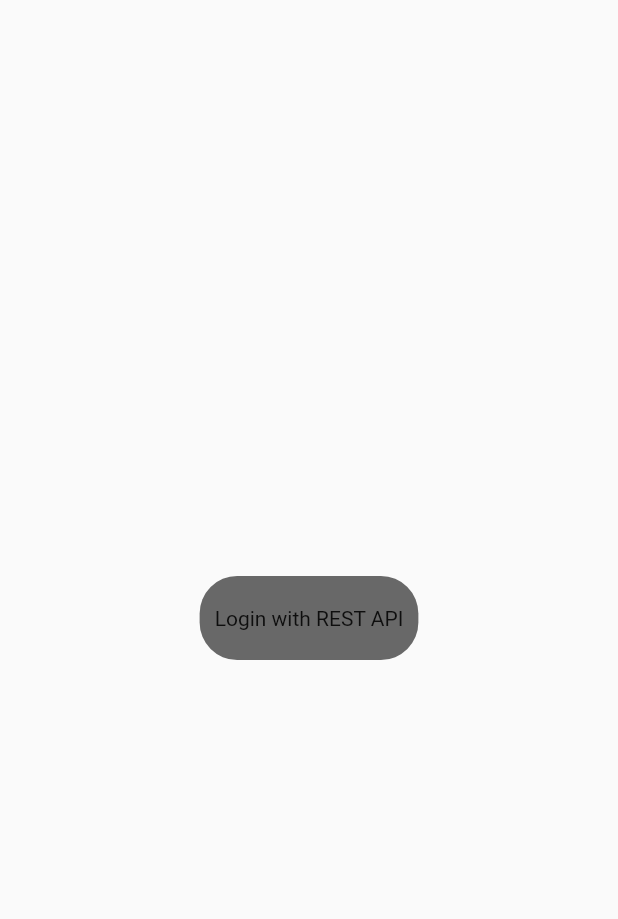
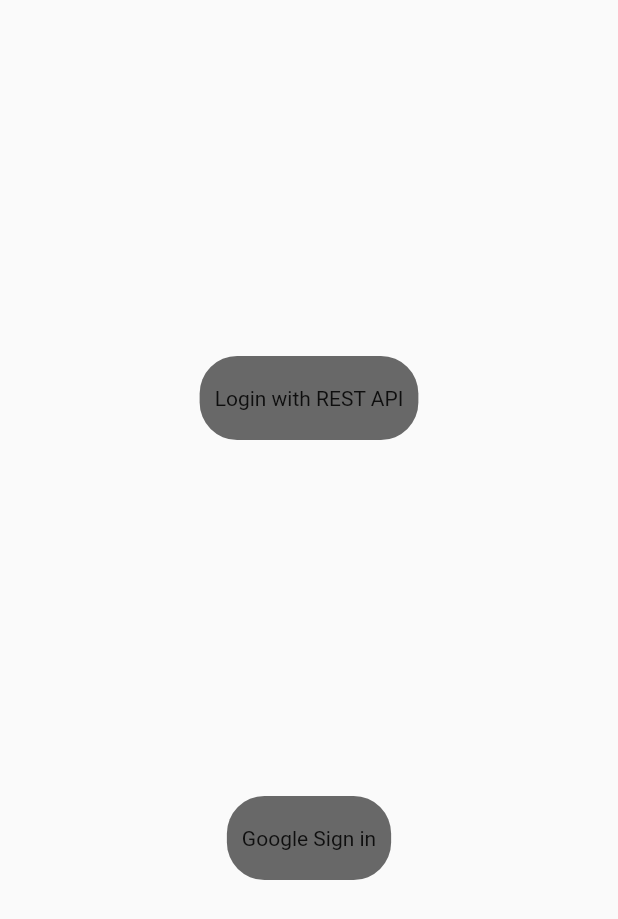
Before and after one commit to skaushal91299/learning, a Flutter app: the screen it shows after launch, on a phone screen of 412 x 824 dp. Shown: the top 919 px of the screen. Run offline on Flutter 3.47's test engine with Material 2 defaults, Android fonts, the phone set to English and light mode, and no system bars; our stand-ins replace firebase_auth, firebase_core, get, google_fonts, google_sign_in; missing offline and left inert: flutter_facebook_auth; accounts and stored records are empty.

Commit message:
Warning Fixes

```diff
--- /dev/null
+++ b/lib/initail_screen.dart
@@ -0,0 +1,58 @@
+import 'package:flutter/material.dart';
+import 'package:get/get.dart';
+
+import 'views/google_signIn/google_signin.dart';
+import 'views/rest_api_login/login_view.dart';
+
+class HomePage extends StatelessWidget {
+  const HomePage({Key? key}) : super(key: key);
+
+  @override
+  Widget build(BuildContext context) {
+    return Material(
+      child: Scaffold(
+        body: SafeArea(
+          child: Center(
+            child: Column(
+              mainAxisAlignment: MainAxisAlignment.spaceEvenly,
+              children: [
+                buttons(
+                  () {
+                    Get.to(() => const LoginView());
+                  },
+                  'Login with REST API',
+                ),
+                buttons(
+                  () {
+                    Get.to(() => const GoogleAuthPage());
+                  },
+                  'Google Sign in',
+                ),
+              ],
+            ),
+          ),
+        ),
+      ),
+    );
+  }
+}
+
+GestureDetector buttons(
+  pageRoute,
+  text,
+) {
+  return GestureDetector(
+    onTap: pageRoute,
+    child: Container(
+      decoration: BoxDecoration(
+        color: const Color.fromARGB(255, 104, 104, 104),
+        borderRadius: BorderRadius.circular(25),
+      ),
+      padding: const EdgeInsets.symmetric(
+        horizontal: 10,
+        vertical: 20,
+      ),
+      child: Text(text),
+    ),
+  );
+}
--- a/lib/main.dart
+++ b/lib/main.dart
@@ -1,9 +1,13 @@
+import 'package:firebase_auth/firebase_auth.dart';
+import 'package:firebase_core/firebase_core.dart';
 import 'package:flutter/material.dart';
 import 'package:get/get.dart';
-import 'package:learning/views/ecom_ui/ecom_ui.dart';
-import 'package:learning/views/rest_api_login/login_view.dart';
+import 'package:learning/views/google_signIn/google_home.dart';
+import 'initail_screen.dart';
 
-void main() {
+void main() async {
+  WidgetsFlutterBinding.ensureInitialized();
+  await Firebase.initializeApp();
   runApp(const MyApp());
 }
 
@@ -13,44 +17,10 @@ class MyApp extends StatelessWidget {
   // This widget is the root of your application.
   @override
   Widget build(BuildContext context) {
+    User? result = FirebaseAuth.instance.currentUser;
+
     return GetMaterialApp(
-      home: Scaffold(
-        body: SafeArea(
-          child: Center(
-            child: Column(
-              mainAxisAlignment: MainAxisAlignment.spaceEvenly,
-              children: [
-                _buttons(
-                  () {
-                    Get.to(() => LoginView());
-                  },
-                  'Login with REST API',
-                ),
-              ],
-            ),
-          ),
-        ),
-      ),
-    );
-  }
-
-  GestureDetector _buttons(
-    pageRoute,
-    text,
-  ) {
-    return GestureDetector(
-      onTap: pageRoute,
-      child: Container(
-        decoration: BoxDecoration(
-          color: Color.fromARGB(255, 104, 104, 104),
-          borderRadius: BorderRadius.circular(25),
-        ),
-        padding: EdgeInsets.symmetric(
-          horizontal: 10,
-          vertical: 20,
-        ),
-        child: Text(text),
-      ),
+      home: result == null ? const HomePage() : const GoogleLoginSuccess(),
     );
   }
 }
--- a/lib/views/rest_api_login/login_view.dart
+++ b/lib/views/rest_api_login/login_view.dart
@@ -1,4 +1,4 @@
-// ignore_for_file: avoid_print
+// ignore_for_file: avoid_print, unused_field
 
 import 'package:flutter/gestures.dart';
 import 'package:flutter/material.dart';
@@ -20,7 +20,6 @@ class _LoginViewState extends State<LoginView> {
   TextEditingController passwordController = TextEditingController();
 
   bool _isLoggedIn = false;
-  Map _userDetails = {};
 
   bool isValidEmail(email) {
     return RegExp(
@@ -210,7 +209,6 @@ class _LoginViewState extends State<LoginView> {
                           FacebookAuth.instance.getUserData().then((userData) {
                             setState(() {
                               _isLoggedIn = true;
-                              _userDetails = userData;
                             });
                           });
                         });
```
Also changed, not shown: lib/views/google_signIn/function.dart (added, +24 -0 lines), lib/views/google_signIn/google_home.dart (added, +37 -0 lines), pubspec.yaml (+7 -3 lines), assets/images/login.jpg (added), assets/images/login/1.png (added), assets/images/login/2.png (added), pubspec.lock, 4 other files.
